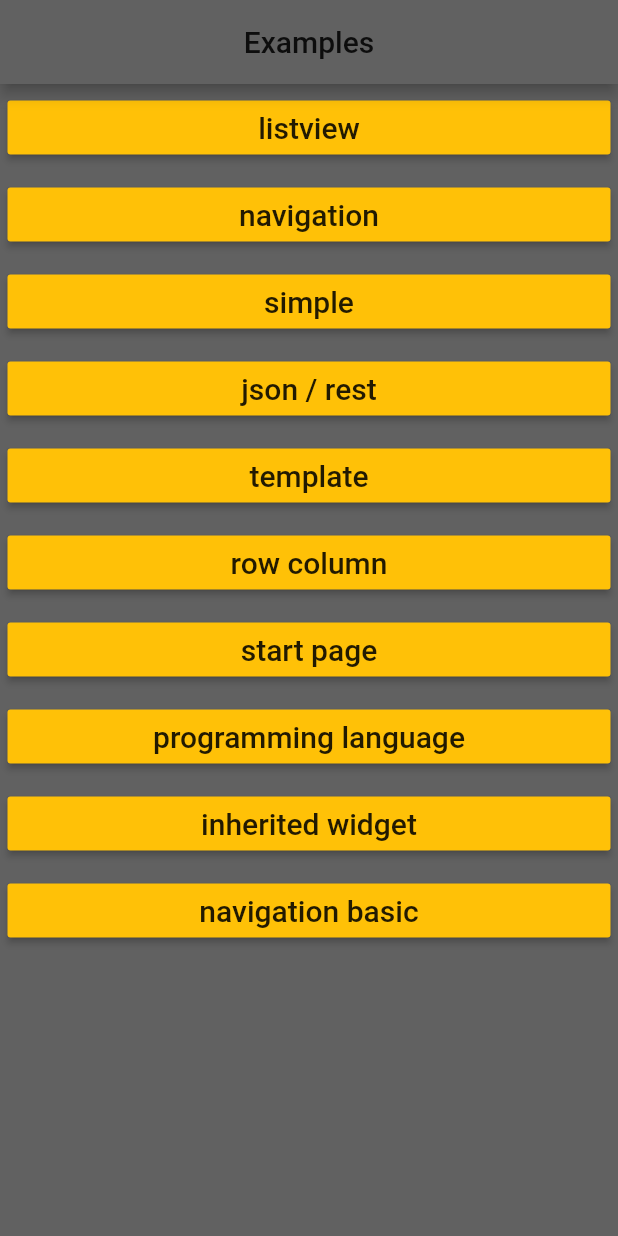
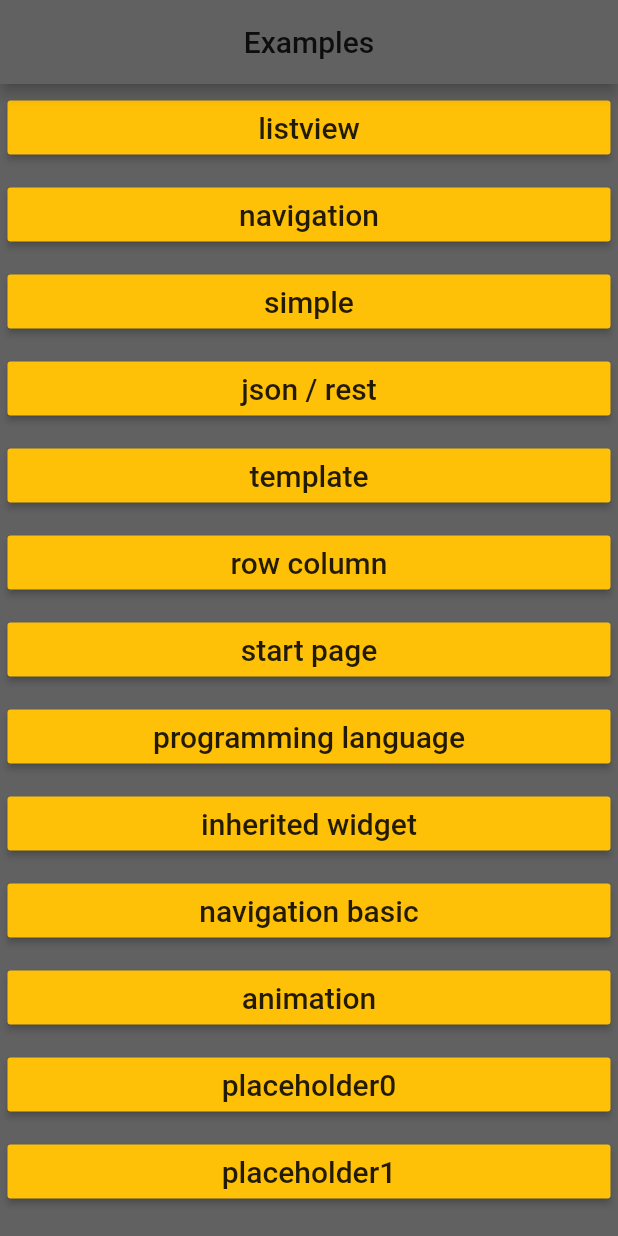
Before and after one commit to leventarican/cookbook-flutter, a Flutter app: the screen it shows after launch, on a phone screen of 412 x 824 dp. Run offline on Flutter 3.47's test engine with Material 2 defaults, Android fonts, the phone set to English and light mode, and no system bars.

Commit message:
animation

```diff
--- a/refresh/lib/main.dart
+++ b/refresh/lib/main.dart
@@ -2,12 +2,14 @@ import 'package:flutter/cupertino.dart';
 import 'package:flutter/material.dart';
 
 import 'package:flutter/widgets.dart';
+import 'package:refresh/examples/animation_example.dart';
 import 'package:refresh/examples/inherited_widget_example.dart';
 import 'package:refresh/examples/json_rest_example.dart';
 import 'package:refresh/examples/navigation_basic_example.dart';
 import 'package:refresh/examples/navigation_example.dart';
 import 'package:refresh/examples/row_column_example.dart';
 import 'package:refresh/examples/simple_example.dart';
+import 'package:refresh/examples/stateless_example.dart';
 
 import './pages/start_page.dart';
 import './pages/programminglanguage_page.dart';
@@ -82,6 +84,18 @@ class _StartState extends State<Start> {
             name: 'navigation basic',
             action: () => clicked(NavigationBasicExample()),
           ),
+          MenuButton(
+            name: 'animation',
+            action: () => clicked(AnimationExample()),
+          ),
+          MenuButton(
+            name: 'placeholder0',
+            action: () => clicked(StatelessExample()),
+          ),
+          MenuButton(
+            name: 'placeholder1',
+            action: () => clicked(StatelessExample()),
+          ),
         ]));
   }
 }
--- a/refresh/pubspec.yaml
+++ b/refresh/pubspec.yaml
@@ -54,6 +54,9 @@ flutter:
   assets:
     - assets/images/go.png
     - assets/images/kotlin.png
+    - assets/images/bread0.jpg
+    - assets/images/bread1.jpg
+    - assets/images/bread2.jpg
 
   # An image asset can refer to one or more resolution-specific "variants", see
   # https://flutter.dev/assets-and-images/#resolution-aware.
```
Also changed, not shown: refresh/lib/examples/animation_example.dart (added, +42 -0 lines), refresh/lib/examples/stateless_example.dart (added, +16 -0 lines), refresh/assets/images/bread0.jpg (added), refresh/assets/images/bread1.jpg (added), refresh/assets/images/bread2.jpg (added), 1 other file.
